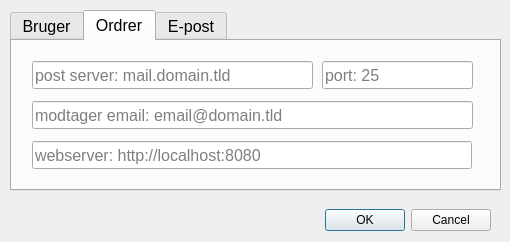
Old version of the form buildtools/ui/settings_dialog.ui in the repository fhdk/eordre2.
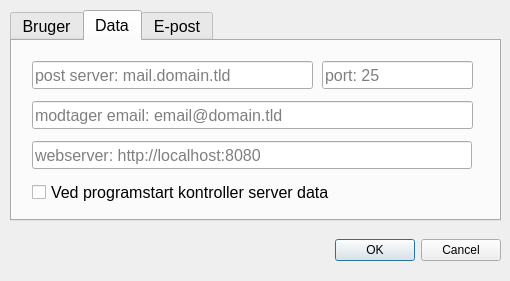
New version of the form. The open tabs and pages were chosen to show the change. Icons and pictures are not drawn.

Patch:
```diff
--- a/buildtools/ui/settings_dialog.ui
+++ b/buildtools/ui/settings_dialog.ui
@@ -10,7 +10,7 @@
     <x>0</x>
     <y>0</y>
     <width>510</width>
-    <height>242</height>
+    <height>281</height>
    </rect>
   </property>
   <property name="minimumSize">
@@ -35,8 +35,8 @@
   <widget class="QDialogButtonBox" name="buttonBox">
    <property name="geometry">
     <rect>
-     <x>10</x>
-     <y>200</y>
+     <x>20</x>
+     <y>230</y>
      <width>481</width>
      <height>41</height>
     </rect>
@@ -54,7 +54,7 @@
      <x>10</x>
      <y>10</y>
      <width>491</width>
-     <height>181</height>
+     <height>211</height>
     </rect>
    </property>
    <property name="sizePolicy">
@@ -164,7 +164,7 @@
       <normaloff>:/icons/system/data-security.png</normaloff>:/icons/system/data-security.png</iconset>
     </attribute>
     <attribute name="title">
-     <string>Ordrer</string>
+     <string>Data</string>
     </attribute>
     <widget class="QLineEdit" name="editHttp">
      <property name="geometry">
@@ -236,6 +236,19 @@
       <string>port: 25</string>
      </property>
     </widget>
+    <widget class="QCheckBox" name="checkServerData">
+     <property name="geometry">
+      <rect>
+       <x>20</x>
+       <y>140</y>
+       <width>431</width>
+       <height>22</height>
+      </rect>
+     </property>
+     <property name="text">
+      <string>Ved programstart kontroller server data</string>
+     </property>
+    </widget>
    </widget>
    <widget class="QWidget" name="settingsStackPage3">
     <attribute name="icon">
```
